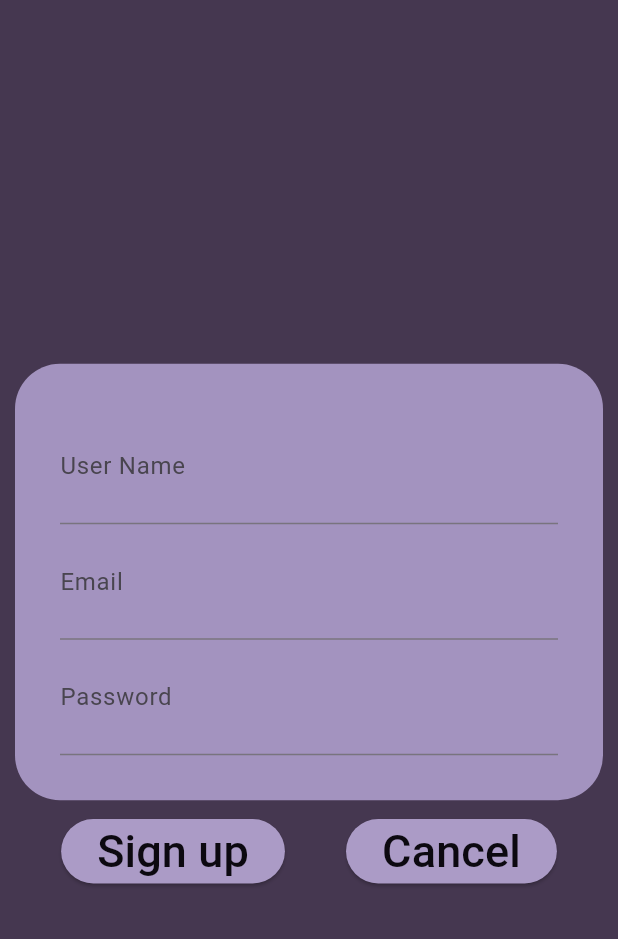
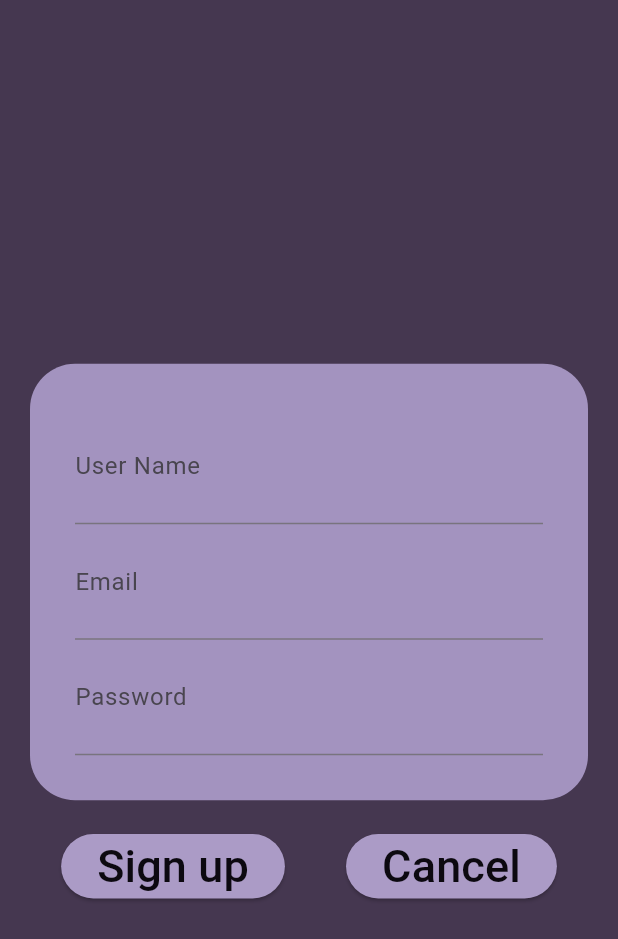
Before and after one commit to SFP95/pjgfolder2, a Flutter app: the screen it shows after launch, on a phone screen of 412 x 824 dp. Shown: the top 939 px of the screen. Run offline on Flutter 3.47's test engine with Material 3 defaults, Android fonts, the light colour scheme and no system bars; our stand-ins replace image_picker, shared_preferences.

Commit message:
actualizacion register_page.dart

```diff
--- a/lib/src/views/register_page.dart
+++ b/lib/src/views/register_page.dart
@@ -75,7 +75,7 @@ class _RegisterPageState extends State<RegisterPage> {
           mainAxisAlignment: MainAxisAlignment.center,
           children: <Widget>[
             Container(
-              margin: EdgeInsets.all(10),
+              margin: EdgeInsets.all(20),
               padding: EdgeInsets.all(30),
               decoration: BoxDecoration(
                 color: Color.fromARGB(255, 163, 147, 191),
```
